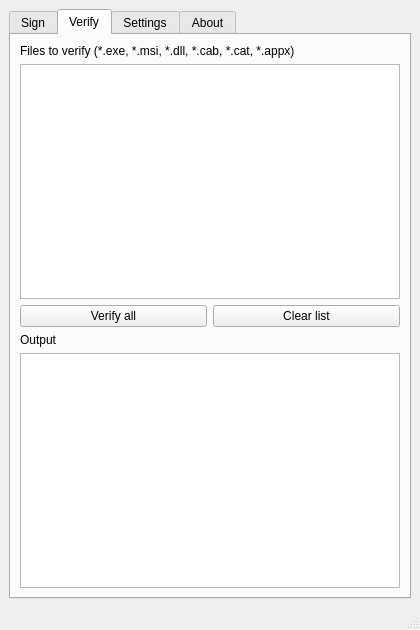
GlitchedPolygons/SigntoolGUI, file src/mainwindow.ui: the form before one commit.
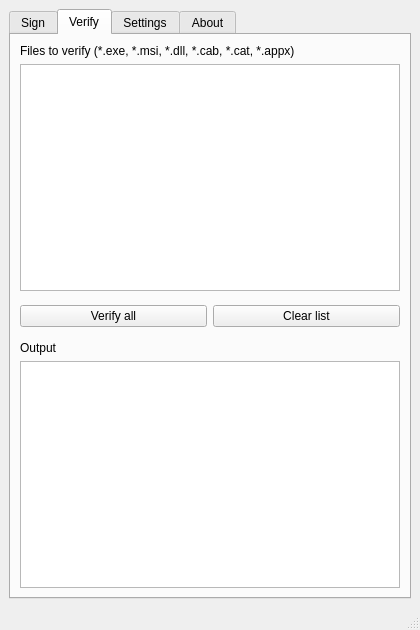
The form after the commit. The open tabs and pages were chosen to show the change. Custom widgets are drawn as their Qt base class.

Commit message: Added a margin to the horizontalLayoutFilesToVerifyListButtons.

What changed in the file:
```diff
--- a/src/mainwindow.ui
+++ b/src/mainwindow.ui
@@ -234,6 +234,12 @@
         </item>
         <item>
          <layout class="QHBoxLayout" name="horizontalLayoutFilesToVerifyListButtons">
+          <property name="topMargin">
+           <number>8</number>
+          </property>
+          <property name="bottomMargin">
+           <number>8</number>
+          </property>
           <item>
            <widget class="QPushButton" name="pushButtonVerifyFiles">
             <property name="text">
```
